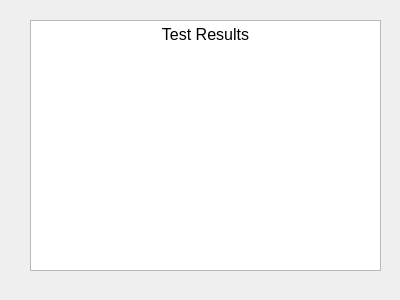
Before: the Qt Designer form L_A_B_Final_Project/testview.ui in SourPanda13/106-Group-Assignment, drawn with Qt 5.
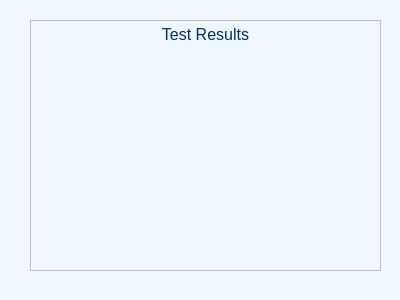
After: the same form once the commit is applied.

The edit to the form file:
```diff
--- a/L_A_B_Final_Project/testview.ui
+++ b/L_A_B_Final_Project/testview.ui
@@ -13,6 +13,9 @@
   <property name="windowTitle">
    <string>Test Results</string>
   </property>
+  <property name="styleSheet">
+   <string notr="true">background-color: rgb(241, 248, 253);</string>
+  </property>
   <widget class="QTextEdit" name="textEdit">
    <property name="geometry">
     <rect>
@@ -30,9 +33,9 @@
 &lt;html&gt;&lt;head&gt;&lt;meta name=&quot;qrichtext&quot; content=&quot;1&quot; /&gt;&lt;style type=&quot;text/css&quot;&gt;
 p, li { white-space: pre-wrap; }
 &lt;/style&gt;&lt;/head&gt;&lt;body style=&quot; font-family:'MS Shell Dlg 2'; font-size:8.25pt; font-weight:400; font-style:normal;&quot;&gt;
-&lt;p align=&quot;center&quot; style=&quot; margin-top:0px; margin-bottom:0px; margin-left:0px; margin-right:0px; -qt-block-indent:0; text-indent:0px;&quot;&gt;&lt;span style=&quot; font-size:12pt;&quot;&gt;Test Results&lt;/span&gt;&lt;/p&gt;
-&lt;p style=&quot;-qt-paragraph-type:empty; margin-top:0px; margin-bottom:0px; margin-left:0px; margin-right:0px; -qt-block-indent:0; text-indent:0px;&quot;&gt;&lt;br /&gt;&lt;/p&gt;
-&lt;p style=&quot;-qt-paragraph-type:empty; margin-top:0px; margin-bottom:0px; margin-left:0px; margin-right:0px; -qt-block-indent:0; text-indent:0px;&quot;&gt;&lt;br /&gt;&lt;/p&gt;&lt;/body&gt;&lt;/html&gt;</string>
+&lt;p align=&quot;center&quot; style=&quot; margin-top:0px; margin-bottom:0px; margin-left:0px; margin-right:0px; -qt-block-indent:0; text-indent:0px;&quot;&gt;&lt;span style=&quot; font-size:12pt; color:#002e6e;&quot;&gt;Test Results&lt;/span&gt;&lt;/p&gt;
+&lt;p style=&quot;-qt-paragraph-type:empty; margin-top:0px; margin-bottom:0px; margin-left:0px; margin-right:0px; -qt-block-indent:0; text-indent:0px; color:#002e6e;&quot;&gt;&lt;br /&gt;&lt;/p&gt;
+&lt;p style=&quot;-qt-paragraph-type:empty; margin-top:0px; margin-bottom:0px; margin-left:0px; margin-right:0px; -qt-block-indent:0; text-indent:0px; color:#002e6e;&quot;&gt;&lt;br /&gt;&lt;/p&gt;&lt;/body&gt;&lt;/html&gt;</string>
    </property>
   </widget>
  </widget>
```
